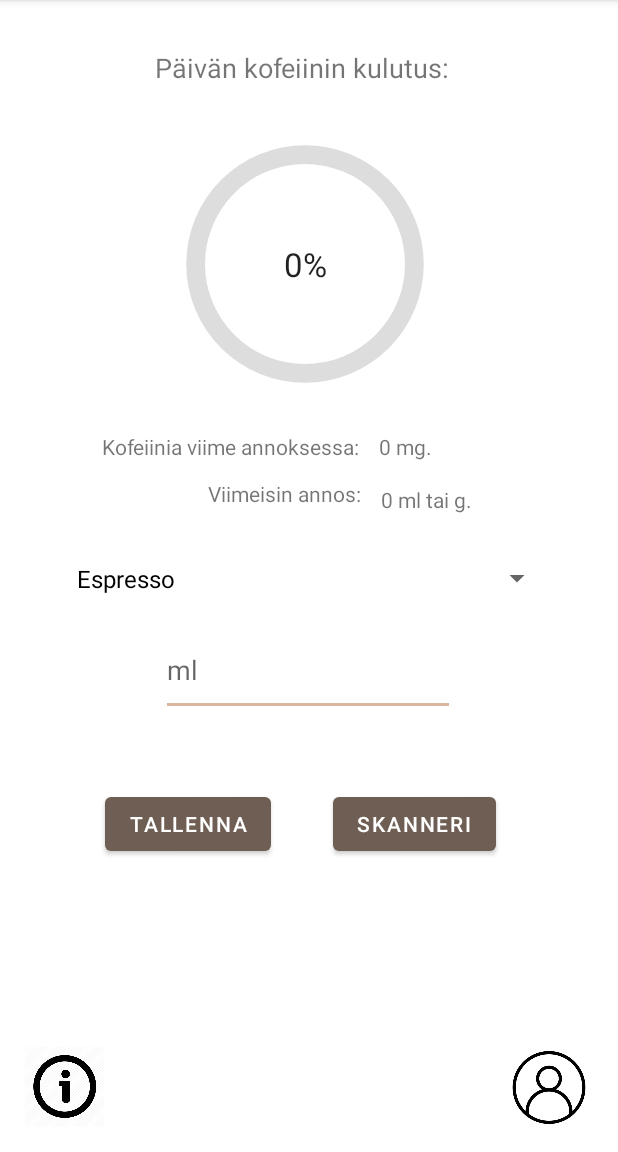
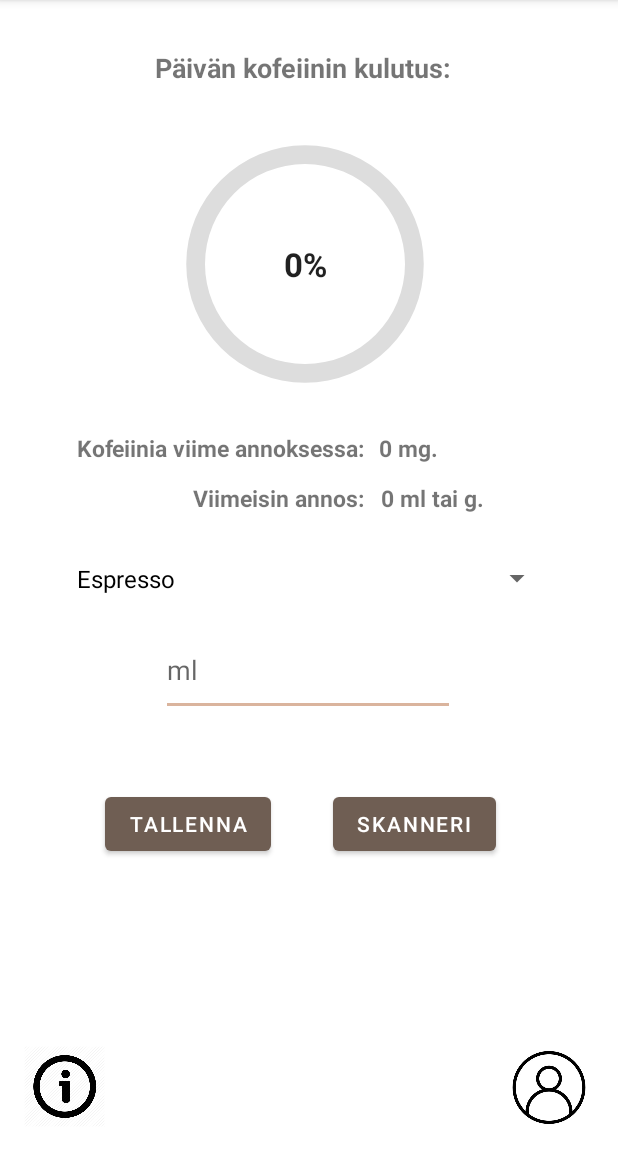
Before and after one commit to IlariHalonen/Kofeiinilaskuri, an Android app: the MainActivity screen opened directly, with no data from a screen before it, on a phone screen of 412 x 824 dp, the part 84-1236 px from its top. Run offline under Robolectric (Android 15) with nearby library versions, the light colour scheme and no system bars.

Commit message:
isoi juttui

```diff
--- a/app/src/main/res/layout/activity_main.xml
+++ b/app/src/main/res/layout/activity_main.xml
@@ -25,6 +25,7 @@
         android:layout_width="wrap_content"
         android:layout_height="wrap_content"
         android:text="0%"
+        android:textStyle="bold"
         android:textAppearance="@style/TextAppearance.AppCompat.Large"
         app:layout_constraintBottom_toBottomOf="@+id/progress_bar"
         app:layout_constraintEnd_toEndOf="@+id/progress_bar"
@@ -78,6 +79,8 @@
         android:layout_marginTop="12dp"
         android:layout_marginEnd="76dp"
         android:text="0 mg."
+        android:textSize="15dp"
+        android:textStyle="bold"
         app:layout_constraintEnd_toEndOf="parent"
         app:layout_constraintTop_toBottomOf="@+id/progress_bar" />
 
@@ -85,9 +88,11 @@
         android:id="@+id/yhtMaara"
         android:layout_width="106dp"
         android:layout_height="27dp"
-        android:layout_marginTop="4dp"
+        android:layout_marginTop="2dp"
         android:layout_marginEnd="52dp"
         android:text="0 ml tai g."
+        android:textSize="15dp"
+        android:textStyle="bold"
         app:layout_constraintEnd_toEndOf="parent"
         app:layout_constraintTop_toBottomOf="@+id/yhtKofeiini" />
 
@@ -119,6 +124,8 @@
         android:layout_height="wrap_content"
         android:layout_marginTop="12dp"
         android:text="Kofeiinia viime annoksessa:"
+        android:textSize="15dp"
+        android:textStyle="bold"
         app:layout_constraintEnd_toStartOf="@+id/yhtKofeiini"
         app:layout_constraintHorizontal_bias="0.846"
         app:layout_constraintStart_toStartOf="parent"
@@ -131,6 +138,8 @@
         android:layout_marginStart="68dp"
         android:layout_marginTop="12dp"
         android:text="Viimeisin annos:"
+        android:textSize="15dp"
+        android:textStyle="bold"
         app:layout_constraintEnd_toStartOf="@+id/yhtMaara"
         app:layout_constraintHorizontal_bias="0.843"
         app:layout_constraintStart_toStartOf="parent"
@@ -142,6 +151,7 @@
         android:layout_height="wrap_content"
         android:layout_marginStart="103dp"
         android:text="Päivän kofeiinin kulutus:"
+        android:textStyle="bold"
         android:textSize="18sp"
         app:layout_constraintBottom_toTopOf="@+id/progress_bar"
         app:layout_constraintStart_toStartOf="parent"
--- a/app/src/main/res/values/strings.xml
+++ b/app/src/main/res/values/strings.xml
@@ -2,6 +2,7 @@
     <string name="app_name">Kofeiinilaskuri</string>
     <string name="Kahvilaskuri">Juotuja kuppeja: </string>
     <string name="title_activity_profiili">Profiili</string>
+
 
     <!--
     This string is used for square devices and overridden by hello_world in
```
Also changed, not shown: app/src/main/java/com/example/kofeiinilaskuri/MainActivity.java (+15 -0 lines), app/src/main/res/drawable/background_toast.xml (added, +11 -0 lines), app/src/main/res/layout/custom_toast.xml (added, +37 -0 lines).
